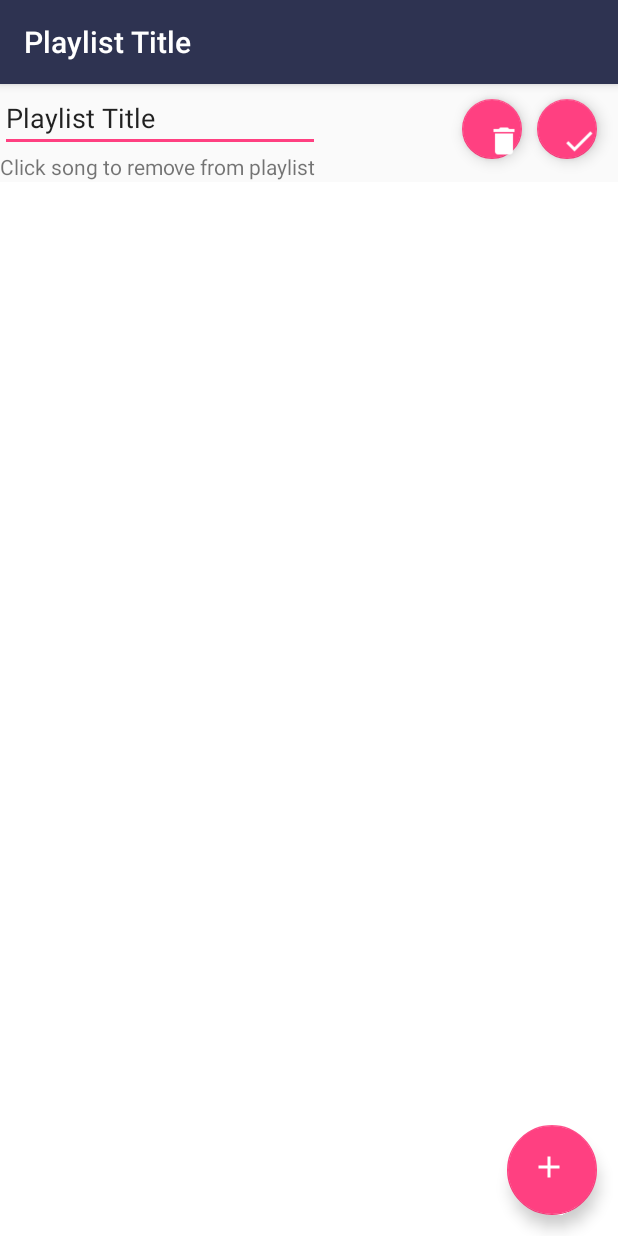
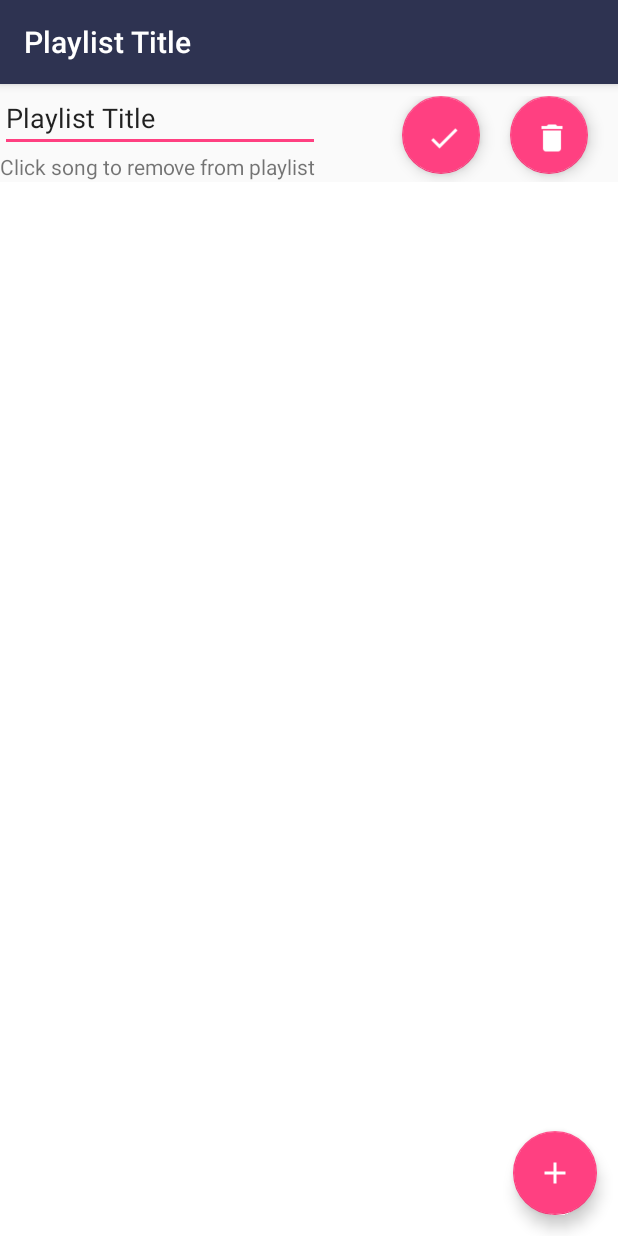
Before and after one commit to trigorob/projectOneStream, an Android app: the EditPlaylistActivity screen opened directly, with no data from a screen before it, on a phone screen of 412 x 824 dp. Run offline under Robolectric (Android 15) with nearby library versions, the light colour scheme and no system bars; libraries missing offline, so code that uses them is left out: com.spotify.sdk; 1 statement that could not run was skipped.

Commit message:
Adjusted button layout on editplaylist some more so icons look less bad

```diff
--- a/app/src/main/res/layout/edit_playlist_activity.xml
+++ b/app/src/main/res/layout/edit_playlist_activity.xml
@@ -4,6 +4,15 @@
     android:layout_height="match_parent">
 
 
+<LinearLayout
+    android:layout_width="wrap_content"
+    android:layout_height="wrap_content"
+    android:id="@+id/editPlaylistHead"
+    android:orientation="horizontal">
+    <LinearLayout
+        android:layout_width="wrap_content"
+        android:layout_height="wrap_content"
+        android:orientation="vertical">
     <EditText android:id="@+id/playListName"
         android:maxLines="1"
         android:cursorVisible="false"
@@ -13,40 +22,36 @@
         android:layout_width="wrap_content"
         android:layout_height="wrap_content"
         android:hint="Playlist Name" />
-    <android.support.design.widget.FloatingActionButton
-        android:id="@+id/saveNewPlaylist"
-        android:layout_width="40dp"
-        android:layout_marginEnd="14dp"
-        android:layout_marginTop="10dp"
-        android:layout_alignParentEnd="true"
-        android:layout_marginBottom="14dp"
-        android:layout_height="match_parent"
-        android:src="@drawable/check"
-        />
-    <android.support.design.widget.FloatingActionButton
-        android:id="@+id/discardNewPlaylist"
-        android:layout_width="40dp"
-        android:layout_marginBottom="14dp"
-        android:layout_height="match_parent"
-        android:layout_marginTop="10dp"
-        android:layout_marginRight="10dp"
-        android:layout_toLeftOf="@id/saveNewPlaylist"
-        android:text="Delete Playlist"
-        android:src="@drawable/trash"/>
-    <LinearLayout
-        android:layout_width="wrap_content"
-        android:layout_height="wrap_content"
-        android:id="@+id/addPlaylistButtons"
-        android:layout_below="@+id/playListName"
-        android:layout_alignEnd="@+id/playListName"
-        android:orientation="horizontal">
-    </LinearLayout>
     <TextView
         android:layout_width="match_parent"
         android:layout_height="20dp"
         android:text="Click song to remove from playlist"
         android:id="@+id/playlistAddInfo"
-        android:layout_below="@id/addPlaylistButtons"/>
+        android:layout_below="@id/playListName"/>
+    </LinearLayout>
+</LinearLayout>
+    <LinearLayout
+        android:layout_width="match_parent"
+        android:layout_height="60dp"
+        android:layout_marginTop="8dp"
+        android:orientation="horizontal"
+        android:gravity="right"
+        android:layoutDirection="ltr">
+        <android.support.design.widget.FloatingActionButton
+            android:id="@+id/saveNewPlaylist"
+            android:layout_width="wrap_content"
+            android:layout_marginRight="20dp"
+            android:layout_height="52dp"
+            android:src="@drawable/check">
+        </android.support.design.widget.FloatingActionButton>
+        <android.support.design.widget.FloatingActionButton
+            android:id="@+id/discardNewPlaylist"
+            android:layout_width="wrap_content"
+            android:layout_marginRight="20dp"
+            android:layout_height="52dp"
+            android:src="@drawable/trash"/>
+        />
+    </LinearLayout>
     <ListView
         android:background="@drawable/listbackground"
         android:listSelector="#E0ECF8"
@@ -56,16 +61,16 @@
         android:cacheColorHint="#0000"
         android:layout_centerHorizontal="true"
         android:orientation="vertical"
-        android:layout_below="@id/playlistAddInfo"
+        android:layout_below="@id/editPlaylistHead"
         android:layout_height="match_parent">
     </ListView>
     <android.support.design.widget.FloatingActionButton
         android:id="@+id/addSongsToPlaylist"
-        android:layout_width="60dp"
+        android:layout_width="wrap_content"
         android:layout_marginBottom="14dp"
         android:layout_marginRight="14dp"
         android:layout_alignParentBottom="true"
         android:layout_alignParentEnd="true"
-        android:layout_height="match_parent"
+        android:layout_height="wrap_content"
         android:src="@drawable/whiteplus"/>
 </RelativeLayout>
```
